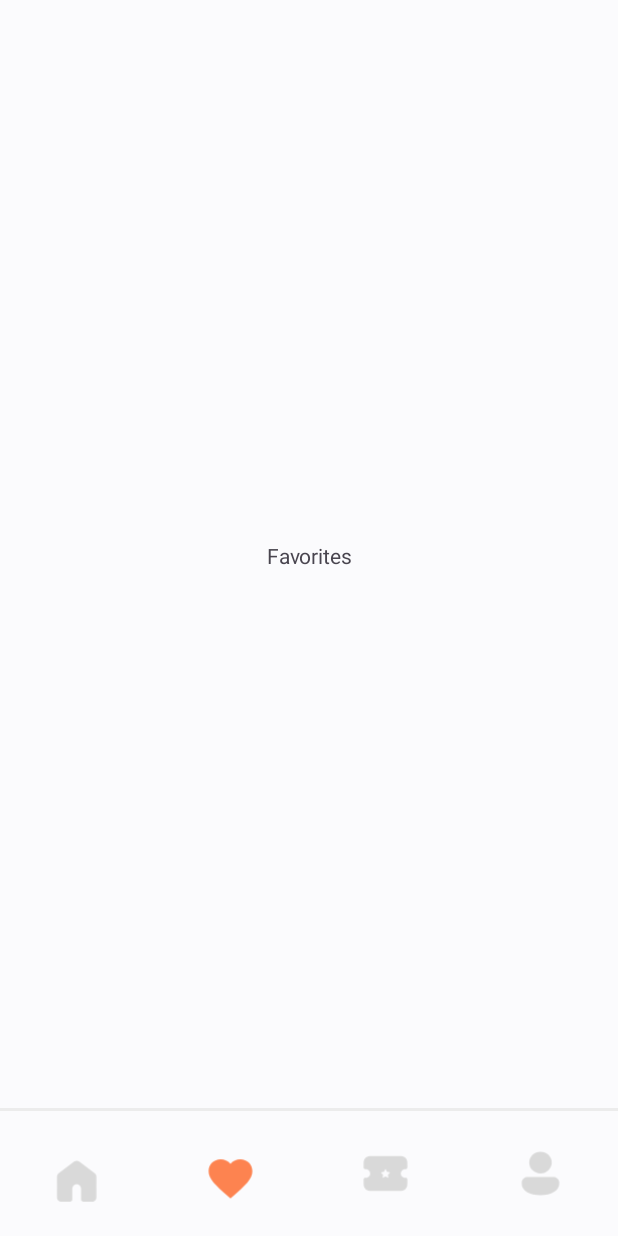
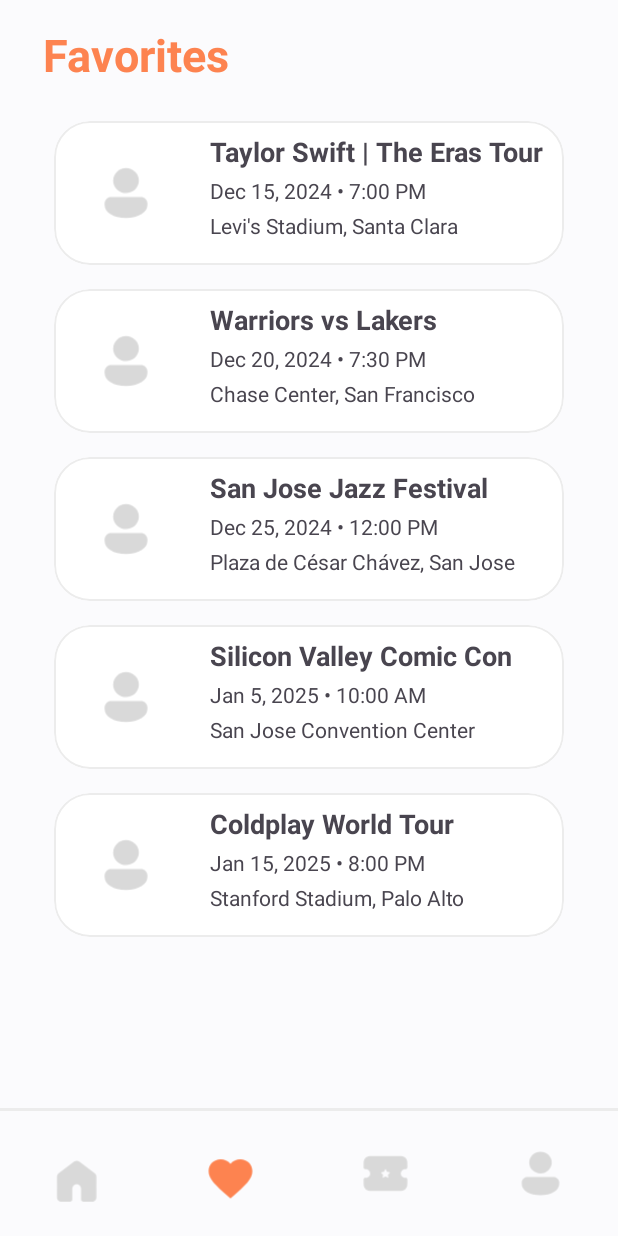
Before and after one commit to levictoria0117/cs175eventfinder, an Android app: the screen it shows after launch (MainActivity), item 2 of the bottom bar chosen, on a phone screen of 412 x 824 dp. Run offline under Robolectric (Android 15) with nearby library versions, the phone set to English and light mode, and no system bars.

Commit message:
feat: small event card layout and favorites page

```diff
--- /dev/null
+++ b/app/src/main/java/edu/sjsu/android/localeventfinder/Event.java
@@ -0,0 +1,77 @@
+package edu.sjsu.android.localeventfinder;
+
+import android.os.Parcel;
+import android.os.Parcelable;
+
+import androidx.annotation.NonNull;
+
+public class Event implements Parcelable {
+
+    private final int imageID;
+    private final int eventNameID;
+    private final int locationID;
+    private final int dateID;
+    private final int descriptionID;
+
+    public Event(int imageID, int eventNameID, int locationID, int dateID, int descriptionID) {
+        this.imageID = imageID;
+        this.eventNameID = eventNameID;
+        this.locationID = locationID;
+        this.dateID = dateID;
+        this.descriptionID = descriptionID;
+    }
+
+    protected Event(Parcel in) {
+        imageID = in.readInt();
+        eventNameID = in.readInt();
+        locationID = in.readInt();
+        dateID = in.readInt();
+        descriptionID = in.readInt();
+    }
+
+    public static final Creator<Event> CREATOR = new Creator<Event>() {
+        @Override
+        public Event createFromParcel(Parcel in) {
+            return new Event(in);
+        }
+
+        @Override
+        public Event[] newArray(int size) {
+            return new Event[size];
+        }
+    };
+
+    public int getImageID() {
+        return imageID;
+    }
+
+    public int getEventNameID() {
+        return eventNameID;
+    }
+
+    public int getLocationID() {
+        return locationID;
+    }
+
+    public int getDateID() {
+        return dateID;
+    }
+
+    public int getDescriptionID() {
+        return descriptionID;
+    }
+
+    @Override
+    public int describeContents() {
+        return 0;
+    }
+
+    @Override
+    public void writeToParcel(@NonNull Parcel parcel, int i) {
+        parcel.writeInt(imageID);
+        parcel.writeInt(eventNameID);
+        parcel.writeInt(locationID);
+        parcel.writeInt(dateID);
+        parcel.writeInt(descriptionID);
+    }
+}
--- a/app/src/main/java/edu/sjsu/android/localeventfinder/FavoritesFragment.java
+++ b/app/src/main/java/edu/sjsu/android/localeventfinder/FavoritesFragment.java
@@ -1,26 +1,65 @@
 package edu.sjsu.android.localeventfinder;
 
+import android.content.Context;
 import android.os.Bundle;
-
 import androidx.fragment.app.Fragment;
-
+import androidx.recyclerview.widget.LinearLayoutManager;
+import androidx.recyclerview.widget.RecyclerView;
 import android.view.LayoutInflater;
 import android.view.View;
 import android.view.ViewGroup;
+import java.util.ArrayList;
 
-public class FavoritesFragment extends Fragment {
+public class FavoritesFragment extends Fragment implements OnEventCardClickedListener {
+
+    private ArrayList<Event> favoriteEventList;
+    private RecyclerView recyclerView;
+    private MyAdapter adapter;
+
+    public FavoritesFragment() {
+        // Required empty public constructor
+    }
 
     @Override
     public void onCreate(Bundle savedInstanceState) {
         super.onCreate(savedInstanceState);
-        if (getArguments() != null) {
-        }
+        favoriteEventList = new ArrayList<>();
+        favoriteEventList.add(new Event(R.drawable.account_icon, R.string.event_name_1, R.string.event_date_1, R.string.event_location_1, R.string.event_desc_1));
+        favoriteEventList.add(new Event(R.drawable.account_icon, R.string.event_name_2, R.string.event_date_2, R.string.event_location_2, R.string.event_desc_2));
+        favoriteEventList.add(new Event(R.drawable.account_icon, R.string.event_name_3, R.string.event_date_3, R.string.event_location_3, R.string.event_desc_3));
+        favoriteEventList.add(new Event(R.drawable.account_icon, R.string.event_name_4, R.string.event_date_4, R.string.event_location_4, R.string.event_desc_4));
+        favoriteEventList.add(new Event(R.drawable.account_icon, R.string.event_name_5, R.string.event_date_5, R.string.event_location_5, R.string.event_desc_5));
     }
 
     @Override
     public View onCreateView(LayoutInflater inflater, ViewGroup container,
                              Bundle savedInstanceState) {
         // Inflate the layout for this fragment
-        return inflater.inflate(R.layout.fragment_favorites, container, false);
+        View view = inflater.inflate(R.layout.fragment_favorites, container, false);
+
+        // Find the RecyclerView in the inflated layout
+        recyclerView = view.findViewById(R.id.list);
+        recyclerView.setLayoutManager(new LinearLayoutManager(getContext()));
+
+        // Initialize the adapter with the event list and set click listener
+        adapter = new MyAdapter(favoriteEventList);
+        // Assuming MyAdapter has a method to set the click listener
+        // adapter.setOnEventCardClickedListener(this);
+
+        recyclerView.setAdapter(adapter);
+
+        return view;
+    }
+
+    @Override
+    public void onClick(int position) {
+        if (position != favoriteEventList.size() - 1) {
+            goDetail(position);
+        }
+    }
+
+    private void goDetail(int position) {
+        System.out.print("Detail");
+        // Implement your detail view navigation logic here
     }
 }
--- /dev/null
+++ b/app/src/main/java/edu/sjsu/android/localeventfinder/MyAdapter.java
@@ -0,0 +1,67 @@
+package edu.sjsu.android.localeventfinder;
+
+import android.view.LayoutInflater;
+import android.view.View;
+import android.view.ViewGroup;
+import android.widget.ImageView;
+import android.widget.TextView;
+import androidx.annotation.NonNull;
+import androidx.recyclerview.widget.RecyclerView;
+import java.util.ArrayList;
+
+public class MyAdapter extends RecyclerView.Adapter<MyAdapter.ViewHolder> {
+
+    private final ArrayList<Event> eventList;
+    private OnEventCardClickedListener clickListener;
+
+    public MyAdapter(ArrayList<Event> eventList) {
+        this.eventList = eventList;
+    }
+
+    public void setOnEventCardClickedListener(OnEventCardClickedListener listener) {
+        this.clickListener = listener;
+    }
+
+    @NonNull
+    @Override
+    public ViewHolder onCreateViewHolder(@NonNull ViewGroup parent, int viewType) {
+        View view = LayoutInflater.from(parent.getContext())
+                .inflate(R.layout.small_event_card_layout, parent, false);
+        return new ViewHolder(view);
+    }
+
+    @Override
+    public void onBindViewHolder(@NonNull ViewHolder holder, int position) {
+        Event event = eventList.get(position);
+        holder.eventImage.setImageResource(event.getImageID());
+        holder.eventName.setText(event.getEventNameID());
+        holder.eventLocation.setText(event.getLocationID());
+        holder.eventDate.setText(event.getDateID());
+
+        holder.itemView.setOnClickListener(v -> {
+            if (clickListener != null) {
+                clickListener.onClick(position);
+            }
+        });
+    }
+
+    @Override
+    public int getItemCount() {
+        return eventList.size();
+    }
+
+    public static class ViewHolder extends RecyclerView.ViewHolder {
+        public final ImageView eventImage;
+        public final TextView eventName;
+        public final TextView eventLocation;
+        public final TextView eventDate;
+
+        public ViewHolder(View view) {
+            super(view);
+            eventImage = view.findViewById(R.id.event_image);
+            eventName = view.findViewById(R.id.event_name);
+            eventLocation = view.findViewById(R.id.event_location);
+            eventDate = view.findViewById(R.id.event_date);
+        }
+    }
+}
--- /dev/null
+++ b/app/src/main/java/edu/sjsu/android/localeventfinder/OnEventCardClickedListener.java
@@ -0,0 +1,5 @@
+package edu.sjsu.android.localeventfinder;
+
+public interface OnEventCardClickedListener {
+    void onClick(int position);
+}
--- a/app/src/main/res/layout/fragment_favorites.xml
+++ b/app/src/main/res/layout/fragment_favorites.xml
@@ -1,15 +1,33 @@
 <?xml version="1.0" encoding="utf-8"?>
-<FrameLayout xmlns:android="http://schemas.android.com/apk/res/android"
+<LinearLayout xmlns:android="http://schemas.android.com/apk/res/android"
+    xmlns:app="http://schemas.android.com/apk/res-auto"
     xmlns:tools="http://schemas.android.com/tools"
     android:layout_width="match_parent"
     android:layout_height="match_parent"
-    tools:context=".FavoritesFragment">
+    android:paddingHorizontal="12dp"
+    android:orientation="vertical">
 
-    <!-- TODO: Update blank fragment layout -->
     <TextView
-        android:layout_width="match_parent"
-        android:layout_height="match_parent"
-        android:text="Favorites"
+        android:id="@+id/header_text"
+        android:layout_width="wrap_content"
+        android:layout_height="wrap_content"
+        android:padding="16dp"
+        android:text="@string/favoritesPageLabel"
+        android:textSize="30sp"
+        android:textStyle="bold"
+        android:textColor="@color/primary"
         android:gravity="center"/>
 
-</FrameLayout>
+    <androidx.recyclerview.widget.RecyclerView
+        android:id="@+id/list"
+        android:name="edu.sjsu.android.localeventfinder.ListFragment"
+        android:layout_width="match_parent"
+        android:layout_height="0dp"
+        android:layout_weight="1"
+        android:layout_marginLeft="16dp"
+        android:layout_marginRight="16dp"
+        app:layoutManager="LinearLayoutManager"
+        tools:context=".FavoritesFragment"
+        tools:listitem="@layout/small_event_card_layout" />
+
+</LinearLayout>
--- /dev/null
+++ b/app/src/main/res/layout/small_event_card_layout.xml
@@ -0,0 +1,55 @@
+<?xml version="1.0" encoding="utf-8"?>
+<com.google.android.material.card.MaterialCardView
+    xmlns:android="http://schemas.android.com/apk/res/android"
+    xmlns:app="http://schemas.android.com/apk/res-auto"
+    xmlns:tools="http://schemas.android.com/tools"
+    android:layout_width="match_parent"
+    android:layout_height="wrap_content"
+    android:layout_margin="8dp"
+    app:cardBackgroundColor="#FFFFFF"
+    app:cardCornerRadius="24dp"
+    app:strokeWidth="1dp"
+    app:strokeColor="@color/gray"
+    app:cardElevation="0dp">
+
+    <LinearLayout
+        android:layout_width="match_parent"
+        android:layout_height="wrap_content"
+        android:orientation="horizontal"
+        android:padding="8dp">
+
+        <ImageView
+            android:id="@+id/event_image"
+            android:layout_width="80dp"
+            android:layout_height="80dp"
+            android:scaleType="centerCrop"
+            android:contentDescription="Event image"/>
+
+        <LinearLayout
+            android:layout_width="match_parent"
+            android:layout_height="wrap_content"
+            android:orientation="vertical"
+            android:layout_marginStart="16dp">
+
+            <TextView
+                android:id="@+id/event_name"
+                android:layout_width="wrap_content"
+                android:layout_height="wrap_content"
+                android:textSize="18sp"
+                android:textStyle="bold"/>
+
+            <TextView
+                android:id="@+id/event_location"
+                android:layout_width="wrap_content"
+                android:layout_height="wrap_content"
+                android:layout_marginTop="4dp"/>
+
+            <TextView
+                android:id="@+id/event_date"
+                android:layout_width="wrap_content"
+                android:layout_height="wrap_content"
+                android:layout_marginTop="4dp"/>
+        </LinearLayout>
+    </LinearLayout>
+
+</com.google.android.material.card.MaterialCardView>
--- a/app/src/main/res/values/strings.xml
+++ b/app/src/main/res/values/strings.xml
@@ -6,4 +6,33 @@
     <string name="favorites">Favorites</string>
     <string name="tickets">Tickets</string>
     <string name="settings">Settings</string>
+    <string name="favoritesPageLabel">Favorites</string>
+
+    <!-- Placeholder Event Names -->
+    <string name="event_name_1">Taylor Swift | The Eras Tour</string>
+    <string name="event_name_2">Warriors vs Lakers</string>
+    <string name="event_name_3">San Jose Jazz Festival</string>
+    <string name="event_name_4">Silicon Valley Comic Con</string>
+    <string name="event_name_5">Coldplay World Tour</string>
+
+    <!-- Placeholder Locations -->
+    <string name="event_location_1">Levi\'s Stadium, Santa Clara</string>
+    <string name="event_location_2">Chase Center, San Francisco</string>
+    <string name="event_location_3">Plaza de César Chávez, San Jose</string>
+    <string name="event_location_4">San Jose Convention Center</string>
+    <string name="event_location_5">Stanford Stadium, Palo Alto</string>
+
+    <!-- Placeholder Dates -->
+    <string name="event_date_1">Dec 15, 2024 • 7:00 PM</string>
+    <string name="event_date_2">Dec 20, 2024 • 7:30 PM</string>
+    <string name="event_date_3">Dec 25, 2024 • 12:00 PM</string>
+    <string name="event_date_4">Jan 5, 2025 • 10:00 AM</string>
+    <string name="event_date_5">Jan 15, 2025 • 8:00 PM</string>
+
+    <!-- Placeholder Descriptions -->
+    <string name="event_desc_1">Experience Taylor Swift\'s record-breaking Eras Tour, featuring songs from all of her albums in this spectacular 3-hour show.</string>
+    <string name="event_desc_2">Watch the Golden State Warriors take on the Los Angeles Lakers in this exciting NBA matchup.</string>
+    <string name="event_desc_3">Three days of jazz, blues, and more featuring both legendary performers and emerging artists.</string>
+    <string name="event_desc_4">The Bay Area\'s premier comic and entertainment convention featuring celebrity guests, panels, and exhibits.</string>
+    <string name="event_desc_5">Coldplay returns to the Bay Area with their spectacular Music of the Spheres World Tour.</string>
 </resources>
--- /dev/null
+++ b/app/src/main/res/values/styles.xml
@@ -0,0 +1,8 @@
+<?xml version="1.0" encoding="utf-8"?>
+<resources>
+    <!-- Image Rounded Corner -->
+    <style name="RoundedImageView" parent="">
+        <item name="cornerFamily">rounded</item>
+        <item name="cornerSize">16dp</item>
+    </style>
+</resources>
```
Also changed, not shown: app/build.gradle.kts (+6 -1 lines).
